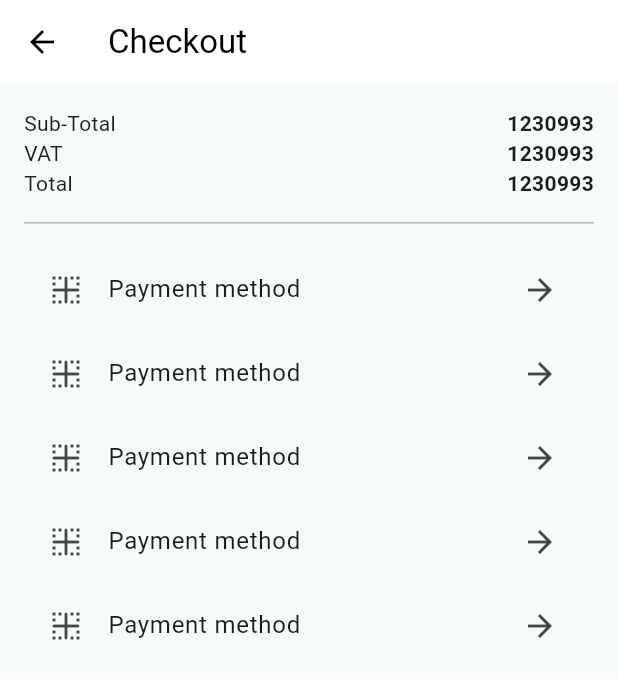
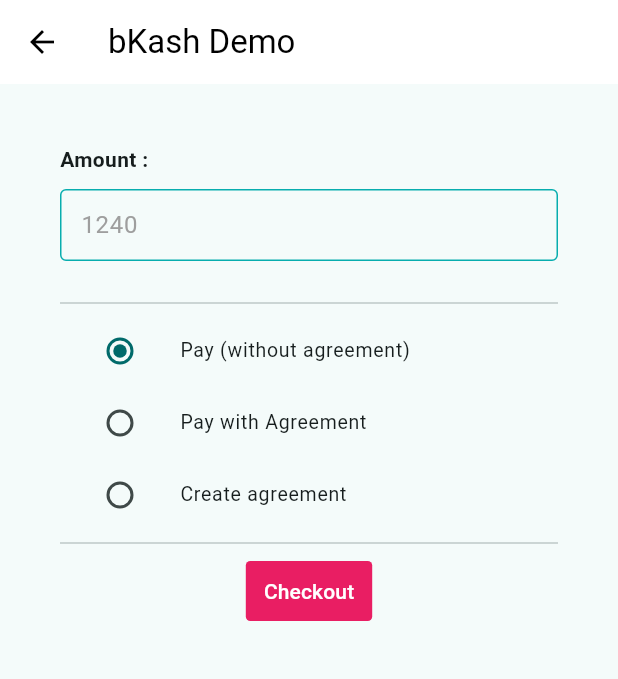
Before and after one commit to hello-saif/crafty_bay, a Flutter app: the CartListScreen screen opened directly, after a tap on "Checkout", on a phone screen of 412 x 824 dp. Shown: the top 679 px of the screen. Run offline on Flutter 3.47's test engine with Material 3 defaults, Android fonts, the phone set to English and light mode, and no system bars; our stand-ins replace cached_network_image, carousel_slider, flutter_svg, get, pin_code_fields, shared_preferences and 1 more; missing offline and left inert: flutter_bkash, item_count_number_button; accounts and stored records are empty; network calls fail.

Commit message:
Payment Work include a bkash

```diff
--- /dev/null
+++ b/lib/presentation/screens/TODO/Bkash.dart
@@ -0,0 +1,339 @@
+import 'package:flutter/cupertino.dart';
+import 'package:flutter/material.dart';
+import 'dart:developer' as dev;
+
+import 'package:flutter_bkash/flutter_bkash.dart';
+enum PaymentType { payWithAgreement, payWithoutAgreement, createAgreement }
+
+class Bkash extends StatefulWidget {
+  final String title;
+
+  const Bkash({Key? key, required this.title}) : super(key: key);
+
+  @override
+  BkashState createState() => BkashState();
+}
+
+class BkashState extends State<Bkash> {
+  final GlobalKey<ScaffoldState> _scaffoldKey = GlobalKey<ScaffoldState>();
+  final TextEditingController _amountController = TextEditingController();
+  final TextEditingController _agreementIdController = TextEditingController();
+
+  bool isLoading = false;
+
+  PaymentType _paymentType = PaymentType.payWithoutAgreement;
+
+  @override
+  Widget build(BuildContext context) {
+    return Scaffold(
+      key: _scaffoldKey,
+      appBar: AppBar(title: Text(widget.title)),
+      body: Stack(
+        children: [
+          isLoading
+              ? const Center(
+            child: CircularProgressIndicator(
+              color: Colors.pink,
+            ),
+          )
+              : SingleChildScrollView(
+            padding: const EdgeInsets.all(40),
+            child: Column(
+              crossAxisAlignment: CrossAxisAlignment.start,
+              children: [
+                if (_paymentType != PaymentType.createAgreement) ...[
+                  const Text(
+                    'Amount :',
+                    style: TextStyle(fontWeight: FontWeight.bold),
+                  ),
+                  const SizedBox(
+                    height: 10,
+                  ),
+                  TextFormField(
+                    controller: _amountController,
+                    decoration: const InputDecoration(
+                      hintText: "1240",
+                      contentPadding: EdgeInsets.symmetric(
+                          horizontal: 10, vertical: 0),
+                      border: OutlineInputBorder(
+                          borderRadius:
+                          BorderRadius.all(Radius.circular(5)),
+                          borderSide: BorderSide(color: Colors.grey)),
+                      focusedBorder: OutlineInputBorder(
+                        borderSide:
+                        BorderSide(color: Colors.pink, width: 2.0),
+                      ),
+                      // hintText: reviewTitle,
+                    ),
+                    keyboardType: TextInputType.number,
+                    maxLines: 1,
+                    minLines: 1,
+                  ),
+                  if (_paymentType == PaymentType.payWithAgreement) ...[
+                    const SizedBox(
+                      height: 20,
+                    ),
+                    const Text(
+                      'AgreementID :',
+                      style: TextStyle(fontWeight: FontWeight.bold),
+                    ),
+                    const SizedBox(
+                      height: 10,
+                    ),
+                    TextFormField(
+                      controller: _agreementIdController,
+                      decoration: const InputDecoration(
+                        hintText: "User Agreement Id",
+                        contentPadding: EdgeInsets.symmetric(
+                            horizontal: 10, vertical: 0),
+                        border: OutlineInputBorder(
+                            borderRadius:
+                            BorderRadius.all(Radius.circular(5)),
+                            borderSide: BorderSide(color: Colors.grey)),
+                        focusedBorder: OutlineInputBorder(
+                          borderSide:
+                          BorderSide(color: Colors.pink, width: 2.0),
+                        ),
+                        // hintText: reviewTitle,
+                      ),
+                      keyboardType: TextInputType.text,
+                      maxLines: 1,
+                      minLines: 1,
+                    ),
+                  ],
+                  const SizedBox(height: 20.0),
+                ],
+                const Divider(),
+                ListTile(
+                  title: const Text('Pay (without agreement)'),
+                  leading: Radio(
+                    value: PaymentType.payWithoutAgreement,
+                    groupValue: _paymentType,
+                    onChanged: (value) {
+                      setState(() => _paymentType = value!);
+                    },
+                  ),
+                  dense: true,
+                ),
+                ListTile(
+                  title: const Text('Pay with Agreement'),
+                  leading: Radio(
+                    value: PaymentType.payWithAgreement,
+                    groupValue: _paymentType,
+                    onChanged: (value) {
+                      setState(() => _paymentType = value!);
+                    },
+                  ),
+                  dense: true,
+                ),
+                ListTile(
+                  title: const Text('Create agreement'),
+                  leading: Radio(
+                    value: PaymentType.createAgreement,
+                    groupValue: _paymentType,
+                    onChanged: (value) {
+                      setState(() => _paymentType = value!);
+                    },
+                  ),
+                  dense: true,
+                ),
+                const Divider(),
+                Center(
+                  child: TextButton(
+                    style: TextButton.styleFrom(
+                        shape: RoundedRectangleBorder(
+                          borderRadius: BorderRadius.circular(3.0),
+                        ),
+                        backgroundColor: Colors.pink),
+                    child: const Text(
+                      "Checkout",
+                      style: TextStyle(color: Colors.white),
+                    ),
+                    onPressed: () async {
+                      setState(() {
+                        isLoading = true;
+                      });
+
+                      /// create an instance of FlutterBkash
+                      final flutterBkash = FlutterBkash();
+
+                      /// if the payment type is createAgreement
+                      if (_paymentType == PaymentType.createAgreement) {
+                        try {
+                          // remove focus from TextField to hide keyboard
+                          FocusManager.instance.primaryFocus?.unfocus();
+
+                          /// call createAgreement method to create an agreement as parameter pass the context
+                          final result = await flutterBkash
+                              .createAgreement(context: context);
+
+                          /// show the log
+                          dev.log(result.toString());
+
+                          /// show the snack-bar
+                          _showSnackbar(
+                              "(Success) AgreementId: ${result.agreementId}");
+                        } on BkashFailure catch (e, st) {
+                          /// if any error occurred then show the log
+                          dev.log(e.message, error: e, stackTrace: st);
+
+                          /// show the snack-bar
+                          _showSnackbar(e.message);
+                        } catch (e, st) {
+                          /// if any error occurred then show the log
+                          dev.log("Something went wrong",
+                              error: e, stackTrace: st);
+
+                          /// show the snack-bar
+                          _showSnackbar("Something went wrong");
+                        }
+                        setState(() {
+                          isLoading = false;
+                        });
+                        return;
+                      }
+
+                      /// if the payment type is payWithoutAgreement
+                      if (_paymentType ==
+                          PaymentType.payWithoutAgreement) {
+                        final amount = _amountController.text.trim();
+
+                        if (amount.isEmpty) {
+                          // if the amount is empty then show the snack-bar
+                          ScaffoldMessenger.of(context).showSnackBar(
+                              const SnackBar(
+                                  content: Text(
+                                      "Amount is empty. Without amount you can't pay. Try again")));
+                          setState(() {
+                            isLoading = false;
+                          });
+                          return;
+                        }
+
+                        /// remove focus from TextField to hide keyboard
+                        FocusManager.instance.primaryFocus?.unfocus();
+
+                        /// Goto BkashPayment page & pass the params
+                        try {
+                          /// call pay method to pay without agreement as parameter pass the context, amount, merchantInvoiceNumber
+                          final result = await flutterBkash.pay(
+                            context: context,
+                            // need the context as BuildContext
+                            amount: double.parse(amount),
+                            // need it double type
+                            merchantInvoiceNumber: "tranId",
+                          );
+
+                          /// if the payment is success then show the log
+                          dev.log(result.toString());
+
+                          /// if the payment is success then show the snack-bar
+                          _showSnackbar(
+                              "(Success) tranId: ${result.trxId}");
+                        } on BkashFailure catch (e, st) {
+                          /// if something went wrong then show the log
+                          dev.log(e.message, error: e, stackTrace: st);
+
+                          /// if something went wrong then show the snack-bar
+                          _showSnackbar(e.message);
+                        } catch (e, st) {
+                          /// if something went wrong then show the log
+                          dev.log("Something went wrong",
+                              error: e, stackTrace: st);
+
+                          /// if something went wrong then show the snack-bar
+                          _showSnackbar("Something went wrong");
+                        }
+                        setState(() {
+                          isLoading = false;
+                        });
+                        return;
+                      }
+
+                      /// if the payment type is payWithAgreement
+                      if (_paymentType == PaymentType.payWithAgreement) {
+                        /// amount & agreementId is required
+                        final amount = _amountController.text.trim();
+                        final agreementId =
+                        _agreementIdController.text.trim();
+
+                        /// if the amount is empty then show the snack-bar
+                        if (amount.isEmpty) {
+                          // if the amount is empty then show the snack-bar
+                          ScaffoldMessenger.of(context).showSnackBar(
+                              const SnackBar(
+                                  content: Text(
+                                      "Amount is empty. Without amount you can't pay. Try again")));
+                          setState(() {
+                            isLoading = false;
+                          });
+                          return;
+                        }
+
+                        /// is the agreementId is empty then show the snack-bar
+                        if (agreementId.isEmpty) {
+                          // if the agreementId is empty then show the snack-bar
+                          ScaffoldMessenger.of(context).showSnackBar(
+                              const SnackBar(
+                                  content: Text(
+                                      "AgreementId is empty. Without AgreementId you can't pay. Try again")));
+                          setState(() {
+                            isLoading = false;
+                          });
+                          return;
+                        }
+
+                        /// remove focus from TextField to hide keyboard
+                        FocusManager.instance.primaryFocus?.unfocus();
+
+                        /// Goto BkashPayment page & pass the params
+                        try {
+                          /// call payWithAgreement method to pay with agreement as parameter pass the context, amount, agreementId, marchentInvoiceNumber
+                          final result =
+                          await flutterBkash.payWithAgreement(
+                            context: context,
+                            amount: double.parse(amount),
+                            agreementId: agreementId,
+                            marchentInvoiceNumber:
+                            "merchantInvoiceNumber",
+                          );
+
+                          /// print the result
+                          dev.log(result.toString());
+
+                          /// show the snack-bar with success message
+                          _showSnackbar(
+                              "(Success) tranId: ${result.trxId}");
+                        } on BkashFailure catch (e, st) {
+                          /// print the error message & stackTrace
+                          dev.log(e.message, error: e, stackTrace: st);
+                          _showSnackbar(e.message);
+                        } catch (e, st) {
+                          /// print the error message & stackTrace
+                          dev.log("Something went wrong",
+                              error: e, stackTrace: st);
+
+                          /// show the snack-bar with error message
+                          _showSnackbar("Something went wrong");
+                        }
+                        setState(() {
+                          isLoading = false;
+                        });
+                        return;
+                      }
+                    },
+                  ),
+                )
+              ],
+            ),
+          ),
+        ],
+      ),
+    );
+  }
+
+  /// show snack-bar with message
+  void _showSnackbar(String message) => ScaffoldMessenger.of(context)
+    ..hideCurrentSnackBar()
+    ..showSnackBar(SnackBar(content: Text(message)));
+}
--- a/lib/presentation/screens/cart_list_screen.dart
+++ b/lib/presentation/screens/cart_list_screen.dart
@@ -6,6 +6,7 @@ import 'package:flutter/material.dart';
 import 'package:get/get.dart';
 
 import '../state_holders/CartListController.dart';
+import 'TODO/Bkash.dart';
 
 class CartListScreen extends StatefulWidget {
   const CartListScreen({super.key});
@@ -79,7 +80,9 @@ class _CartListScreenState extends State<CartListScreen> {
             width: 100,
             child: ElevatedButton(
               onPressed: () {
-                Get.to(() => const CheckoutScreen());
+                //Get.to(() => const CheckoutScreen());
+                Get.to(() => const Bkash(title: 'bKash Demo',));
+
               },
               child: const Text('Checkout'),
             ),
--- a/pubspec.yaml
+++ b/pubspec.yaml
@@ -21,6 +21,7 @@ dependencies:
   cached_network_image: ^3.3.1
   shared_preferences: ^2.2.3
   webview_flutter: ^4.8.0
+  flutter_bkash: ^0.2.0
 
 
 
```
Also changed, not shown: pubspec.lock.
